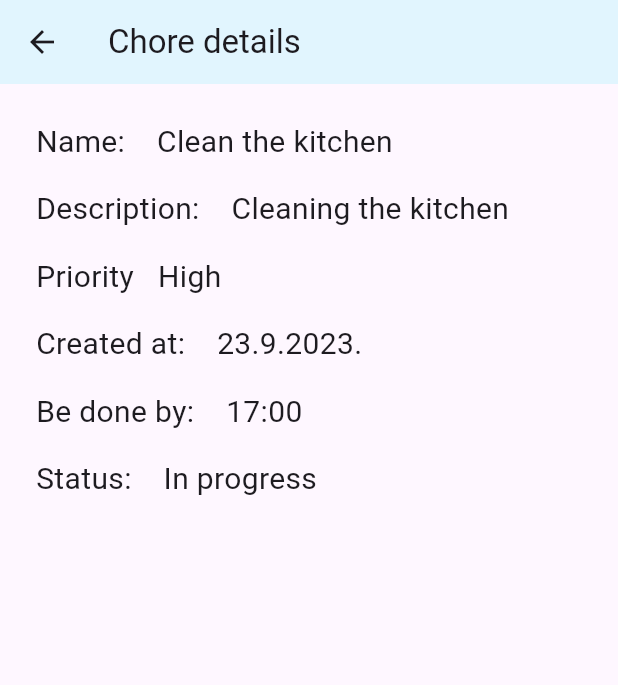
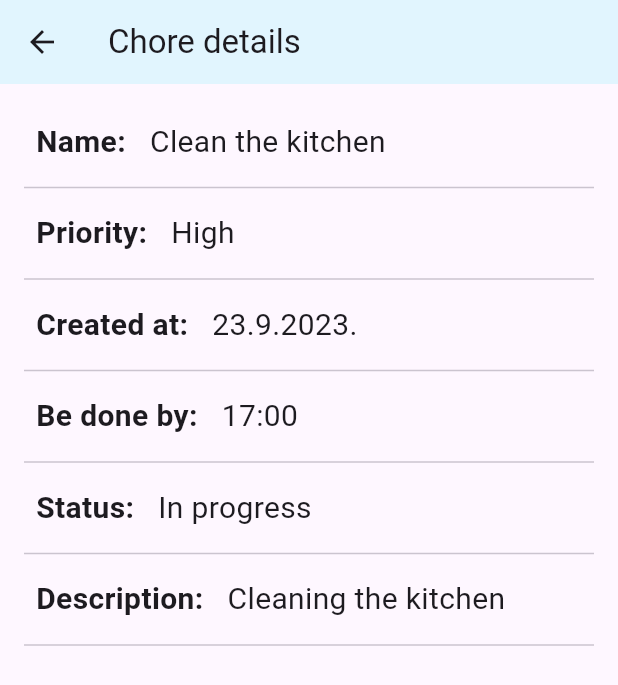
Before and after one commit to dominikdoric/house-work-app, a Flutter app: the screen it shows after launch, after a tap on "Clean the kitchen", on a phone screen of 412 x 824 dp. Shown: the top 685 px of the screen. Run offline on Flutter 3.47's test engine with Material 2 defaults, Android fonts, the phone set to English and light mode, and no system bars; our stand-ins replace cloud_firestore, firebase_auth, firebase_core, flutter_bloc, freezed_annotation, get_it and 1 more; accounts and stored records are empty.

Commit message:
Chore details screen design polished

```diff
--- a/house_work_app/lib/presentation/screens/choreDetailsScreen/chore_details_screen_view.dart
+++ b/house_work_app/lib/presentation/screens/choreDetailsScreen/chore_details_screen_view.dart
@@ -19,26 +19,32 @@ class ChoreDetailsScreenView extends StatelessWidget {
               label: Strings.name,
               value: choreDetails.name,
             ),
+            const Divider(),
+            ChoreDetailsSingleRow(
+              label: Strings.priority,
+              value: choreDetails.priority,
+            ),
+            const Divider(),
+            ChoreDetailsSingleRow(
+              label: Strings.createdAt,
+              value: choreDetails.createdAt,
+            ),
+            const Divider(),
+            ChoreDetailsSingleRow(
+              label: Strings.beDoneBy,
+              value: choreDetails.beDoneBy,
+            ),
+            const Divider(),
+            ChoreDetailsSingleRow(
+              label: Strings.status,
+              value: choreDetails.status,
+            ),
+            const Divider(),
             ChoreDetailsSingleRow(
               label: Strings.description,
               value: choreDetails.description,
             ),
-            ChoreDetailsSingleRow(
-              label: Strings.priority,
-              value: choreDetails.priority,
-            ),
-            ChoreDetailsSingleRow(
-              label: Strings.createdAt,
-              value: choreDetails.createdAt,
-            ),
-            ChoreDetailsSingleRow(
-              label: Strings.beDoneBy,
-              value: choreDetails.beDoneBy,
-            ),
-            ChoreDetailsSingleRow(
-              label: Strings.status,
-              value: choreDetails.status,
-            ),
+            const Divider(),
           ],
         ),
       ),
--- a/house_work_app/lib/presentation/widgets/chore_details_single_row.dart
+++ b/house_work_app/lib/presentation/widgets/chore_details_single_row.dart
@@ -14,7 +14,7 @@ class ChoreDetailsSingleRow extends StatelessWidget {
   Widget build(BuildContext context) {
     return Row(
       children: [
-        CustomText(text: label),
+        CustomText(text: label, fontWeight: FontWeight.bold),
         CustomText(text: value),
       ],
     );
--- a/house_work_app/lib/presentation/widgets/custom_text.dart
+++ b/house_work_app/lib/presentation/widgets/custom_text.dart
@@ -5,11 +5,13 @@ class CustomText extends StatelessWidget {
   final String text;
   final double fontSize;
   final double paddingSize;
+  final FontWeight fontWeight;
 
   const CustomText({
     required this.text,
     this.fontSize = Dimensions.fontSizeMedium,
     this.paddingSize = Dimensions.paddingSmall,
+    this.fontWeight = FontWeight.normal,
   });
 
   @override
@@ -18,7 +20,7 @@ class CustomText extends StatelessWidget {
       padding: EdgeInsets.all(paddingSize),
       child: Text(
         text,
-        style: TextStyle(fontSize: fontSize),
+        style: TextStyle(fontSize: fontSize, fontWeight: fontWeight),
       ),
     );
   }
--- a/house_work_app/lib/util/strings.dart
+++ b/house_work_app/lib/util/strings.dart
@@ -53,10 +53,10 @@ class Strings {
   static const addChore = 'Enter new chore here';
 
   // Chore details properties
-  static const name = 'Name: ';
-  static const description = 'Description: ';
-  static const priority = 'Priority';
-  static const createdAt = 'Created at: ';
-  static const beDoneBy = 'Be done by: ';
-  static const status = 'Status: ';
+  static const name = 'Name:';
+  static const description = 'Description:';
+  static const priority = 'Priority:';
+  static const createdAt = 'Created at:';
+  static const beDoneBy = 'Be done by:';
+  static const status = 'Status:';
 }
```
